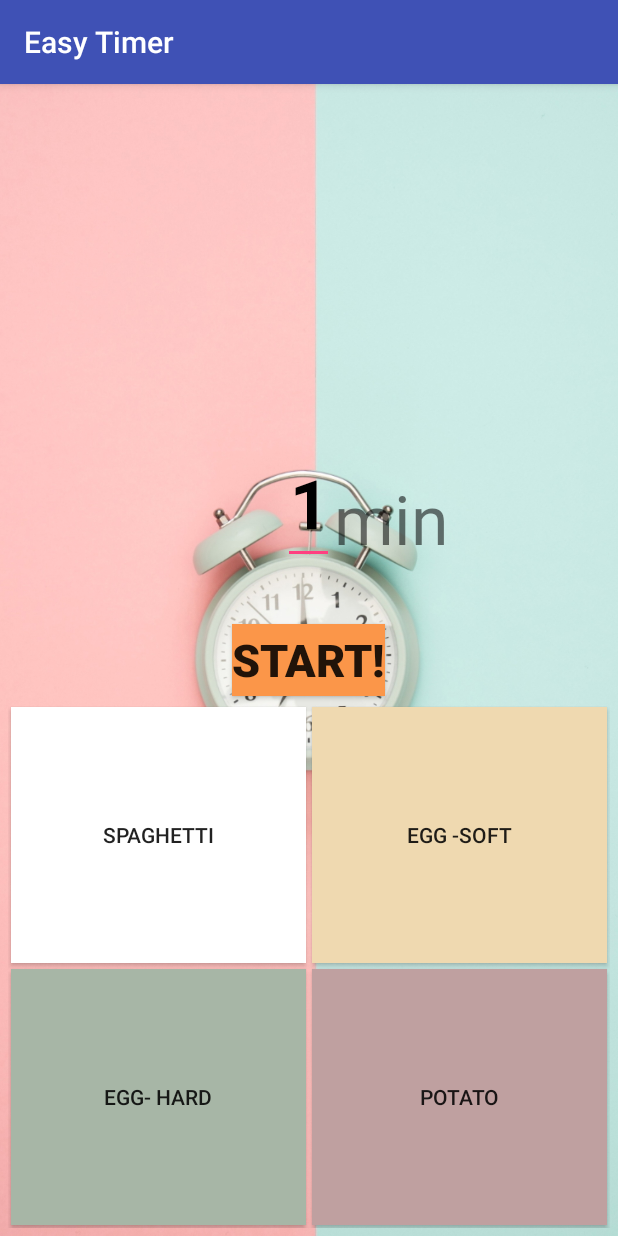
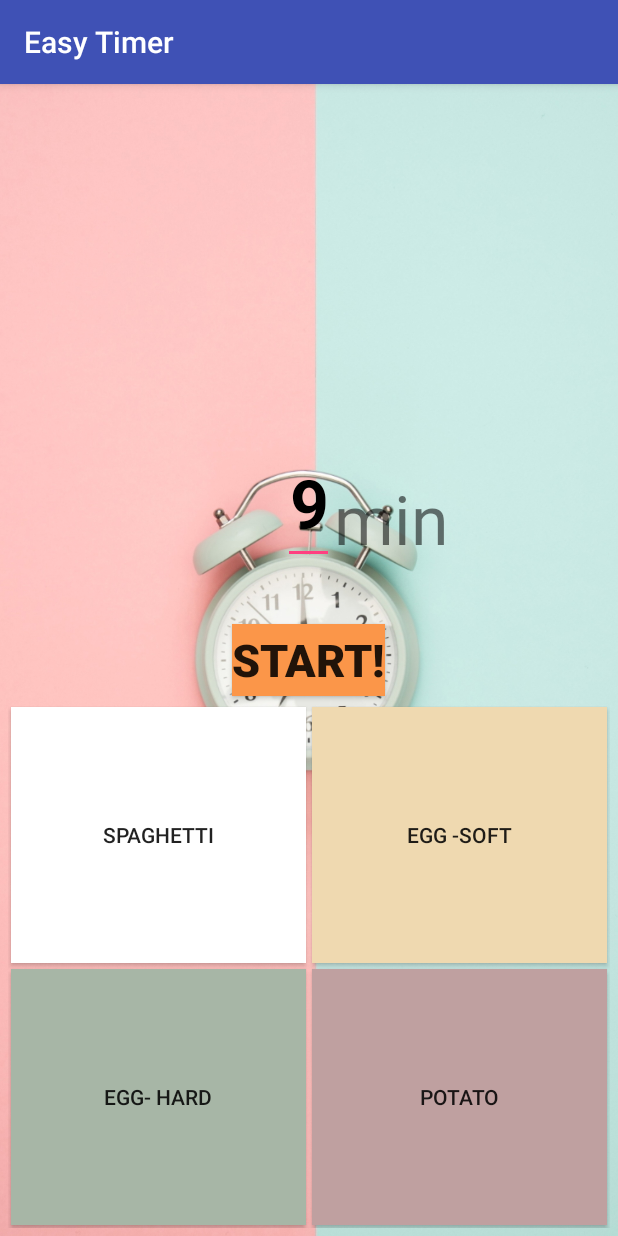
Before and after one commit to reinaRHL/easyTimer, an Android app: the screen it shows after launch (MainActivity), after a tap on "SPAGHETTI", on a phone screen of 412 x 824 dp. Run offline under Robolectric (Android 15) with nearby library versions, the light colour scheme and no system bars.

Commit message:
Get pre-fixed timer working

```diff
--- a/app/src/main/java/com/mp/rena/easytimer/MainActivity.java
+++ b/app/src/main/java/com/mp/rena/easytimer/MainActivity.java
@@ -17,20 +17,20 @@ public class MainActivity extends AppCompatActivity {
     boolean timerOn = false;
     GridLayout grid;
 
-    public void startTimer(View view){
-        if (!timerOn){
+    public void startTimer(View view) {
+        if (!timerOn) {
             //start timer
             timerOn = true;
             starBtb.setText("STOP!");
-            int time = Integer.parseInt(timerView.getText().toString())* 60 * 1000;
-            timer = new CountDownTimer(time+100, 1000) {
+            int time = Integer.parseInt(timerView.getText().toString()) * 60 * 1000;
+            timer = new CountDownTimer(time + 100, 1000) {
                 @Override
                 public void onTick(long l) {
-                    int min = (int) l/1000/60;
-                    int seconds = (int)l/1000 - min*60;
+                    int min = (int) l / 1000 / 60;
+                    int seconds = (int) l / 1000 - min * 60;
                     String minString = String.valueOf(min);
                     String secondsString = String.valueOf(seconds);
-                    if (seconds < 10){
+                    if (seconds < 10) {
                         secondsString = "0" + secondsString;
                     }
                     timerView.setText(minString + ":" + secondsString);
@@ -68,11 +68,11 @@ public class MainActivity extends AppCompatActivity {
 
         grid = findViewById(R.id.gridLayout);
 
-        grid.setOnClickListener(new View.OnClickListener() {
-            @Override
-            public void onClick(View view) {
+    }
+
+    public void buttonSelected(View view) {
         timer.cancel();
-                switch (view.getTag().toString()){
+        switch (view.getTag().toString()) {
             case "spaghetti":
                 timerView.setText("9");
                 break;
@@ -85,9 +85,6 @@ public class MainActivity extends AppCompatActivity {
             case "potato":
                 timerView.setText("15");
                 break;
-
         }
     }
-        });
 }
-}
--- a/app/src/main/res/layout/activity_main.xml
+++ b/app/src/main/res/layout/activity_main.xml
@@ -65,6 +65,7 @@
             android:layout_height="wrap_content"
             android:layout_margin="2dp"
             android:background="@android:color/white"
+            android:onClick="buttonSelected"
             android:tag="spaghetti"
             android:text="Spaghetti"
             app:layout_column="0"
@@ -79,6 +80,7 @@
             android:layout_height="wrap_content"
             android:layout_margin="2dp"
             android:background="#efd9b0"
+            android:onClick="buttonSelected"
             android:tag="soft"
             android:text="Egg -Soft"
             app:layout_column="1"
@@ -93,6 +95,7 @@
             android:layout_height="wrap_content"
             android:layout_margin="2dp"
             android:background="#a7b6a6"
+            android:onClick="buttonSelected"
             android:tag="hard"
             android:text="Egg- Hard"
             app:layout_column="0"
@@ -107,6 +110,7 @@
             android:layout_height="wrap_content"
             android:layout_margin="2dp"
             android:background="#bfa0a0"
+            android:onClick="buttonSelected"
             android:tag="potato"
             android:text="Potato"
             app:layout_column="1"
```
Lines whose indentation alone changed are shown as unchanged.
